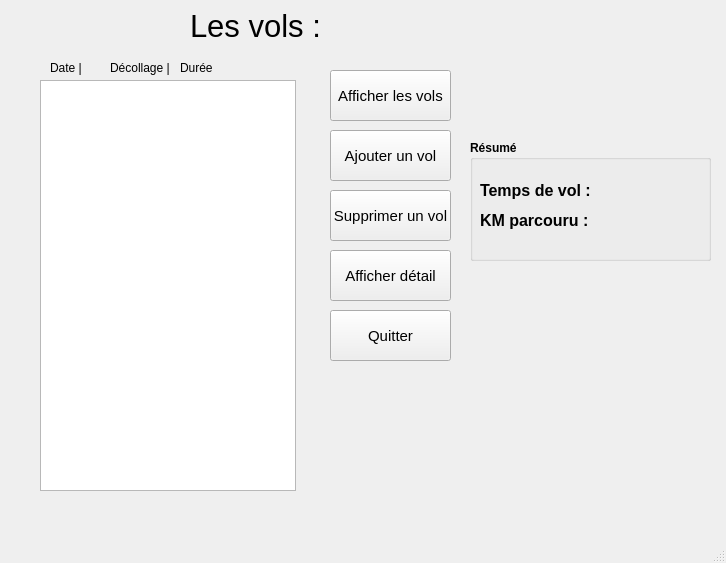
Qt form ui/main.ui (etresoi/parapente) before a commit.
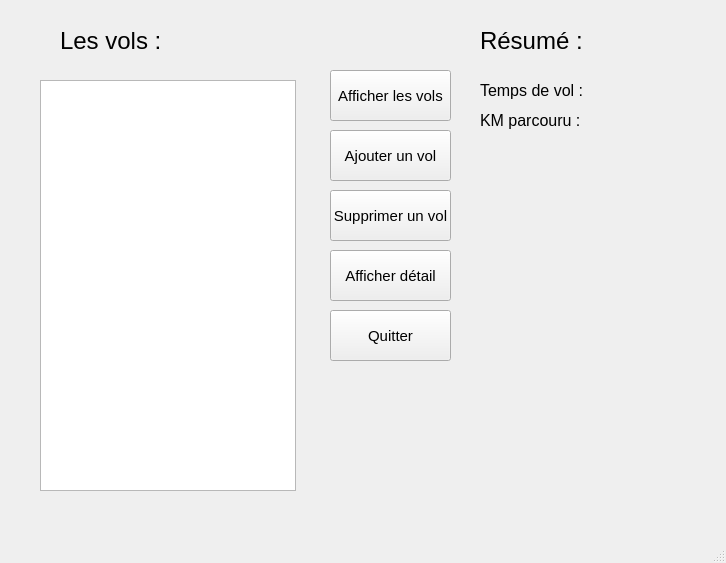
The same form after that commit.

What changed in the file:
```diff
--- a/ui/main.ui
+++ b/ui/main.ui
@@ -10,6 +10,11 @@
     <height>563</height>
    </rect>
   </property>
+  <property name="font">
+   <font>
+    <pointsize>4</pointsize>
+   </font>
+  </property>
   <property name="windowTitle">
    <string>Parapente</string>
   </property>
@@ -17,15 +22,15 @@
    <widget class="QLabel" name="lb_les_vols">
     <property name="geometry">
      <rect>
-      <x>190</x>
-      <y>10</y>
-      <width>171</width>
-      <height>31</height>
+      <x>60</x>
+      <y>30</y>
+      <width>141</width>
+      <height>21</height>
      </rect>
     </property>
     <property name="font">
      <font>
-      <pointsize>23</pointsize>
+      <pointsize>18</pointsize>
      </font>
     </property>
     <property name="text">
@@ -96,6 +101,96 @@
      </rect>
     </property>
    </widget>
+   <widget class="QLabel" name="lb_Resume">
+    <property name="geometry">
+     <rect>
+      <x>480</x>
+      <y>20</y>
+      <width>151</width>
+      <height>41</height>
+     </rect>
+    </property>
+    <property name="font">
+     <font>
+      <pointsize>18</pointsize>
+     </font>
+    </property>
+    <property name="text">
+     <string>Résumé :</string>
+    </property>
+   </widget>
+   <widget class="QLabel" name="lb_temps_vol">
+    <property name="geometry">
+     <rect>
+      <x>480</x>
+      <y>80</y>
+      <width>111</width>
+      <height>21</height>
+     </rect>
+    </property>
+    <property name="font">
+     <font>
+      <pointsize>12</pointsize>
+     </font>
+    </property>
+    <property name="text">
+     <string>Temps de vol :</string>
+    </property>
+   </widget>
+   <widget class="QLabel" name="lb_resultat_temps_vol">
+    <property name="geometry">
+     <rect>
+      <x>590</x>
+      <y>80</y>
+      <width>111</width>
+      <height>21</height>
+     </rect>
+    </property>
+    <property name="font">
+     <font>
+      <pointsize>12</pointsize>
+     </font>
+    </property>
+    <property name="text">
+     <string/>
+    </property>
+   </widget>
+   <widget class="QLabel" name="lb_km">
+    <property name="geometry">
+     <rect>
+      <x>480</x>
+      <y>110</y>
+      <width>111</width>
+      <height>21</height>
+     </rect>
+    </property>
+    <property name="font">
+     <font>
+      <pointsize>12</pointsize>
+     </font>
+    </property>
+    <property name="text">
+     <string>KM parcouru :</string>
+    </property>
+   </widget>
+   <widget class="QLabel" name="lb_resultat_km">
+    <property name="geometry">
+     <rect>
+      <x>590</x>
+      <y>110</y>
+      <width>111</width>
+      <height>21</height>
+     </rect>
+    </property>
+    <property name="font">
+     <font>
+      <pointsize>12</pointsize>
+     </font>
+    </property>
+    <property name="text">
+     <string/>
+    </property>
+   </widget>
    <widget class="QPushButton" name="pb_afficher_detail">
     <property name="geometry">
      <rect>
@@ -132,145 +227,6 @@
      <string>Quitter</string>
     </property>
    </widget>
-   <widget class="QLabel" name="lb_Main_deco">
-    <property name="geometry">
-     <rect>
-      <x>50</x>
-      <y>60</y>
-      <width>49</width>
-      <height>16</height>
-     </rect>
-    </property>
-    <property name="text">
-     <string>Date |</string>
-    </property>
-   </widget>
-   <widget class="QLabel" name="lb_Main_deco_2">
-    <property name="geometry">
-     <rect>
-      <x>110</x>
-      <y>60</y>
-      <width>61</width>
-      <height>16</height>
-     </rect>
-    </property>
-    <property name="text">
-     <string>Décollage |</string>
-    </property>
-   </widget>
-   <widget class="QLabel" name="lb_Main_duree">
-    <property name="geometry">
-     <rect>
-      <x>180</x>
-      <y>60</y>
-      <width>61</width>
-      <height>16</height>
-     </rect>
-    </property>
-    <property name="text">
-     <string>Durée</string>
-    </property>
-   </widget>
-   <widget class="QGroupBox" name="groupBox">
-    <property name="geometry">
-     <rect>
-      <x>470</x>
-      <y>140</y>
-      <width>241</width>
-      <height>121</height>
-     </rect>
-    </property>
-    <property name="font">
-     <font>
-      <bold>true</bold>
-     </font>
-    </property>
-    <property name="title">
-     <string>Résumé</string>
-    </property>
-    <property name="flat">
-     <bool>false</bool>
-    </property>
-    <widget class="QLabel" name="lb_temps_vol">
-     <property name="geometry">
-      <rect>
-       <x>10</x>
-       <y>40</y>
-       <width>111</width>
-       <height>21</height>
-      </rect>
-     </property>
-     <property name="font">
-      <font>
-       <pointsize>12</pointsize>
-       <bold>true</bold>
-      </font>
-     </property>
-     <property name="text">
-      <string>Temps de vol :</string>
-     </property>
-    </widget>
-    <widget class="QLabel" name="lb_resultat_km">
-     <property name="geometry">
-      <rect>
-       <x>130</x>
-       <y>70</y>
-       <width>91</width>
-       <height>21</height>
-      </rect>
-     </property>
-     <property name="font">
-      <font>
-       <pointsize>12</pointsize>
-       <bold>true</bold>
-      </font>
-     </property>
-     <property name="layoutDirection">
-      <enum>Qt::LeftToRight</enum>
-     </property>
-     <property name="text">
-      <string/>
-     </property>
-    </widget>
-    <widget class="QLabel" name="lb_resultat_temps_vol">
-     <property name="geometry">
-      <rect>
-       <x>130</x>
-       <y>40</y>
-       <width>91</width>
-       <height>21</height>
-      </rect>
-     </property>
-     <property name="font">
-      <font>
-       <pointsize>12</pointsize>
-       <bold>true</bold>
-      </font>
-     </property>
-     <property name="text">
-      <string/>
-     </property>
-    </widget>
-    <widget class="QLabel" name="lb_km">
-     <property name="geometry">
-      <rect>
-       <x>10</x>
-       <y>70</y>
-       <width>111</width>
-       <height>21</height>
-      </rect>
-     </property>
-     <property name="font">
-      <font>
-       <pointsize>12</pointsize>
-       <bold>true</bold>
-      </font>
-     </property>
-     <property name="text">
-      <string>KM parcouru :</string>
-     </property>
-    </widget>
-   </widget>
   </widget>
   <widget class="QMenuBar" name="menubar">
    <property name="geometry">
```
Left out of the diff: 2 changed lines with no effect on the pictures.
